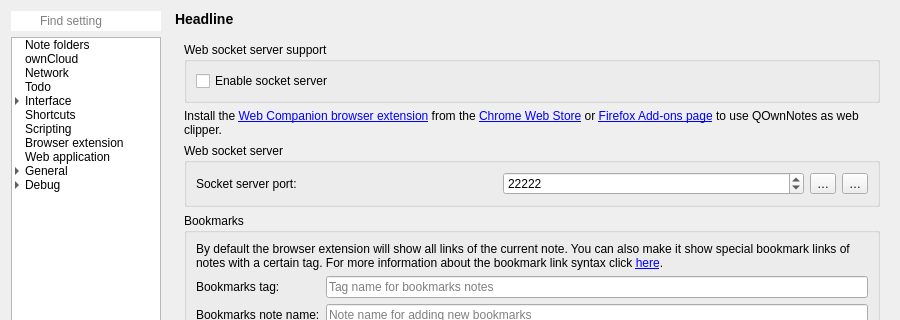
The window that src/dialogs/settingsdialog.ui (pbek/QOwnNotes) describes before a commit, drawn with Qt 5; both pictures show x 0 to 900 and y 0 to 320 of the 900 by 1083 pixel window.
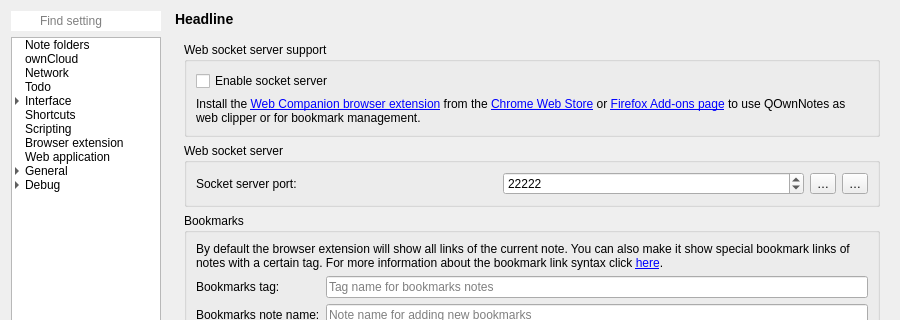
The same window after the commit. The open tabs and pages were chosen to show the change. Icons and pictures are not drawn. Custom widgets are drawn as their Qt base class.

Commit message: Add more information to settings dialog

What changed in the file:
```diff
--- a/src/dialogs/settingsdialog.ui
+++ b/src/dialogs/settingsdialog.ui
@@ -6234,22 +6234,6 @@
                   </layout>
                  </widget>
                 </item>
-                <item row="0" column="0">
-                 <widget class="Label" name="webCompannionLabel">
-                  <property name="text">
-                   <string>Install the &lt;a href=&quot;%1&quot;&gt;Web Companion browser extension&lt;/a&gt; from the &lt;a href=&quot;%2&quot;&gt;Chrome Web Store&lt;/a&gt; or &lt;a href=&quot;%3&quot;&gt;Firefox Add-ons page&lt;/a&gt; to use QOwnNotes as web clipper.</string>
-                  </property>
-                  <property name="wordWrap">
-                   <bool>true</bool>
-                  </property>
-                  <property name="openExternalLinks">
-                   <bool>true</bool>
-                  </property>
-                  <property name="textInteractionFlags">
-                   <set>Qt::LinksAccessibleByMouse|Qt::TextSelectableByMouse</set>
-                  </property>
-                 </widget>
-                </item>
                </layout>
               </widget>
              </item>
@@ -6266,6 +6250,22 @@
                   </property>
                  </widget>
                 </item>
+                <item>
+                 <widget class="Label" name="webCompannionLabel">
+                  <property name="text">
+                   <string>Install the &lt;a href=&quot;%1&quot;&gt;Web Companion browser extension&lt;/a&gt; from the &lt;a href=&quot;%2&quot;&gt;Chrome Web Store&lt;/a&gt; or &lt;a href=&quot;%3&quot;&gt;Firefox Add-ons page&lt;/a&gt; to use QOwnNotes as web clipper or for bookmark management.</string>
+                  </property>
+                  <property name="wordWrap">
+                   <bool>true</bool>
+                  </property>
+                  <property name="openExternalLinks">
+                   <bool>true</bool>
+                  </property>
+                  <property name="textInteractionFlags">
+                   <set>Qt::LinksAccessibleByMouse|Qt::TextSelectableByMouse</set>
+                  </property>
+                 </widget>
+                </item>
                </layout>
               </widget>
              </item>
```
Left out of the diff: 62 changed lines with no effect on the pictures. The commit also changes 3 other files.
